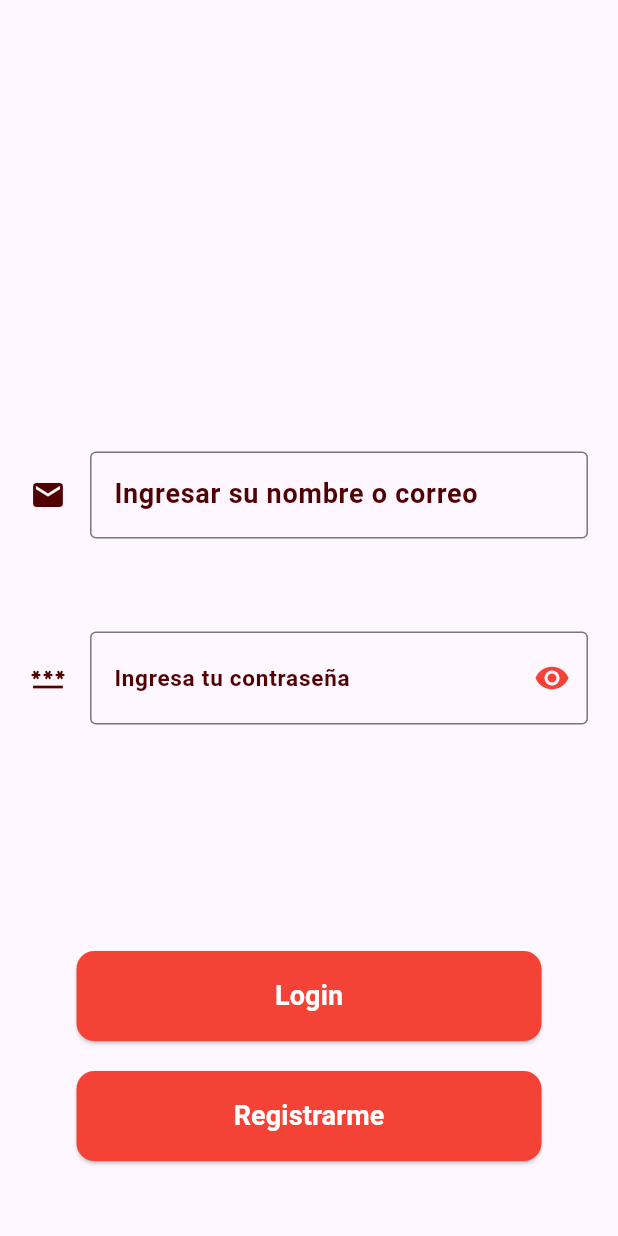
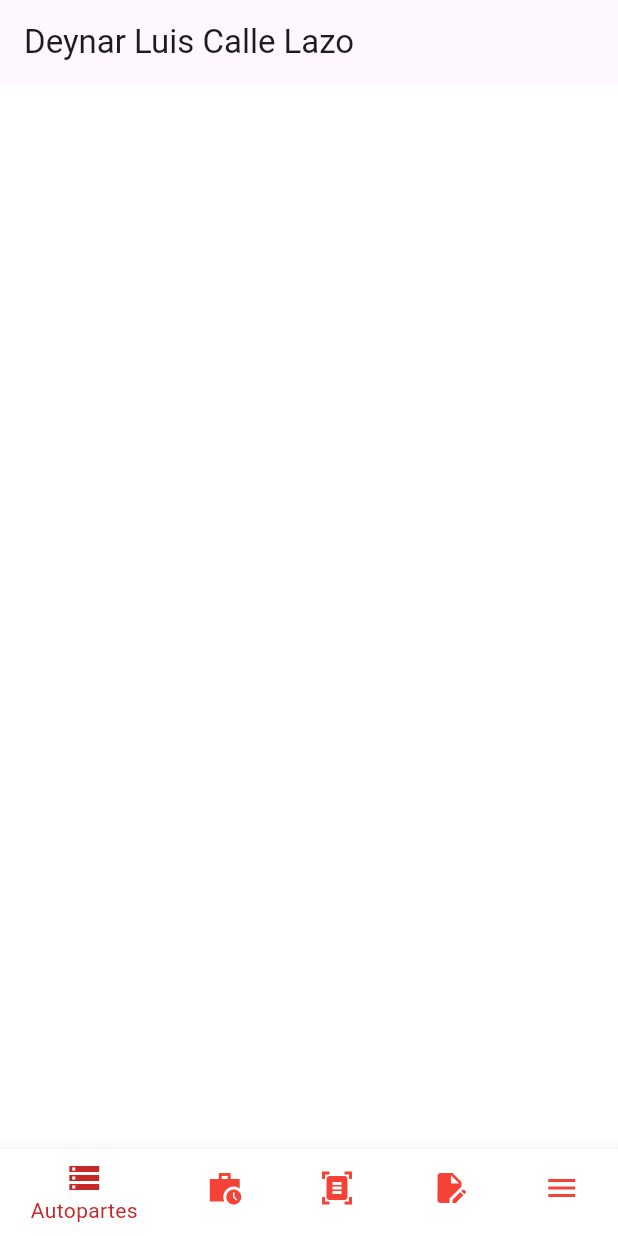
Before and after one commit to LuisCalleLazo/SanAndres_Mobile, a Flutter app: the screen it shows after launch, after a tap on "Login", on a phone screen of 412 x 824 dp. Run offline on Flutter 3.47's test engine with Material 3 defaults, Android fonts, the phone set to English and light mode, and no system bars; our stand-ins replace flutter_dotenv, go_router, image_picker.

Commit message:
Add Home Navigation

```diff
--- a/lib/config/router/app_router.dart
+++ b/lib/config/router/app_router.dart
@@ -1,10 +1,11 @@
-
 import 'package:go_router/go_router.dart';
 import 'package:san_andres_mobile/config/router/auth_routes.dart';
+import 'package:san_andres_mobile/config/router/home_routes.dart';
 
 final appRouter = GoRouter(
   initialLocation: '/auth/login',
   routes: [
-    ...authRoutes
+    ...authRoutes,
+    ...homeRoutes,
   ],
 );
--- /dev/null
+++ b/lib/presentation/pages/app/home_page.dart
@@ -0,0 +1,60 @@
+import 'package:flutter/material.dart';
+import 'package:san_andres_mobile/presentation/widgets/buttons/btn_text_default.dart';
+import 'package:san_andres_mobile/presentation/widgets/navigation/navigation.dart';
+
+class HomePage extends StatefulWidget {
+  static String name = "home";
+  const HomePage({super.key});
+
+  @override
+  State<HomePage> createState() => _HomePageState();
+}
+
+class _HomePageState extends State<HomePage> {
+  int _selectedIndex = 0;
+  final List<Widget> _screens = [
+    // const HomeScreen(),
+    // const SearchScreen(),
+    // const HistoryScreen(),
+    // const NotificationScreen(),
+    // const SettingsScreen(),
+  ];
+
+  void _onItemTapped(int index) {
+    setState(() {
+      _selectedIndex = index;
+    });
+  }
+
+  @override
+  Widget build(BuildContext context) {
+    return Scaffold(
+      appBar: AppBar(
+        automaticallyImplyLeading: false,
+        title: const Text("Deynar Luis Calle Lazo"),
+        // actions: [
+        //   BtnTextDefault(
+        //     text: "text",
+        //     onPressed: () {},
+        //   ),
+        // ],
+      ),
+      backgroundColor: Colors.white,
+      body: Column(
+        children: [
+          Expanded(
+            flex: 1,
+            child: IndexedStack(
+              index: _selectedIndex,
+              children: _screens,
+            ),
+          ),
+        ],
+      ),
+      bottomNavigationBar: Navigation(
+        onItemTapped: _onItemTapped,
+        selectedIndex: _selectedIndex,
+      ),
+    );
+  }
+}
--- a/lib/presentation/pages/auth/login_page.dart
+++ b/lib/presentation/pages/auth/login_page.dart
@@ -44,6 +44,7 @@ class _LoginPageState extends State<LoginPage> {
             text: "Login",
             width: (MediaQuery.of(context).size.width) - 150,
             onPressed: () async {
+              context.push('/home');
               // final authContext = Provider.of<AuthProvider>(
               //   context,
               //   listen: false,
--- a/lib/presentation/widgets/navigation/navigation.dart
+++ b/lib/presentation/widgets/navigation/navigation.dart
@@ -11,56 +11,30 @@ class Navigation extends StatelessWidget {
     return BottomNavigationBar(
       type: BottomNavigationBarType.shifting,
       backgroundColor: const Color.fromRGBO(255, 255, 255, 1),
-      unselectedItemColor: Colors.amber,
-      selectedItemColor: Colors.amber[800],
-      items: <BottomNavigationBarItem>[
-        const BottomNavigationBarItem(
-          icon: Icon(Icons.home),
-          label: 'Home',
-          backgroundColor: Color.fromRGBO(255, 255, 255, 1),
-        ),
-        const BottomNavigationBarItem(
-          icon: Icon(Icons.search),
-          label: 'Buscar',
-          backgroundColor: Color.fromRGBO(255, 255, 255, 1),
-        ),
-        const BottomNavigationBarItem(
-          icon: Icon(Icons.history_edu),
-          label: 'Historial',
+      unselectedItemColor: Colors.red,
+      selectedItemColor: Colors.red[800],
+      items: const <BottomNavigationBarItem>[
+        BottomNavigationBarItem(
+          icon: Icon(Icons.storage),
+          label: 'Autopartes',
           backgroundColor: Color.fromRGBO(255, 255, 255, 1),
         ),
         BottomNavigationBarItem(
-          icon: Stack(
-            children: [
-              const Icon(Icons.notifications),
-              Positioned(
-                right: 0,
-                child: Container(
-                  padding: const EdgeInsets.all(1),
-                  decoration: BoxDecoration(
-                    color: Colors.red,
-                    borderRadius: BorderRadius.circular(20),
-                  ),
-                  constraints: const BoxConstraints(
-                    minHeight: 15,
-                    minWidth: 15,
-                  ),
-                  child: const Text(
-                    "7",
-                    textAlign: TextAlign.center,
-                    style: TextStyle(
-                      color: Colors.white,
-                      fontSize: 8,
-                    ),
-                  ),
-                ),
-              ),
-            ],
-          ),
-          label: 'Notifications',
-          backgroundColor: const Color.fromRGBO(255, 255, 255, 1),
+          icon: Icon(Icons.work_history_sharp),
+          label: 'Ventas',
+          backgroundColor: Color.fromRGBO(255, 255, 255, 1),
         ),
-        const BottomNavigationBarItem(
+        BottomNavigationBarItem(
+          icon: Icon(Icons.document_scanner),
+          label: 'Reportes',
+          backgroundColor: Color.fromRGBO(255, 255, 255, 1),
+        ),
+        BottomNavigationBarItem(
+          icon: Icon(Icons.edit_document),
+          label: 'Catalogos',
+          backgroundColor: Color.fromRGBO(255, 255, 255, 1),
+        ),
+        BottomNavigationBarItem(
           icon: Icon(Icons.menu),
           label: 'Menu',
           backgroundColor: Color.fromRGBO(255, 255, 255, 1),
```
Also changed, not shown: lib/config/router/home_routes.dart (added, +19 -0 lines).
